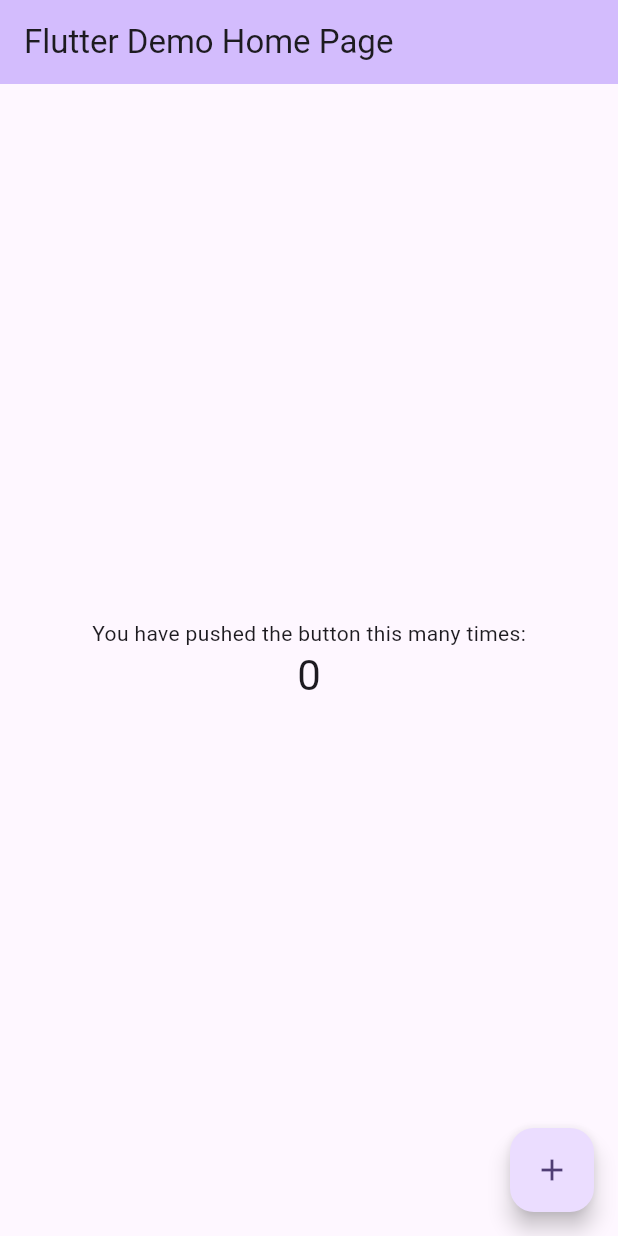
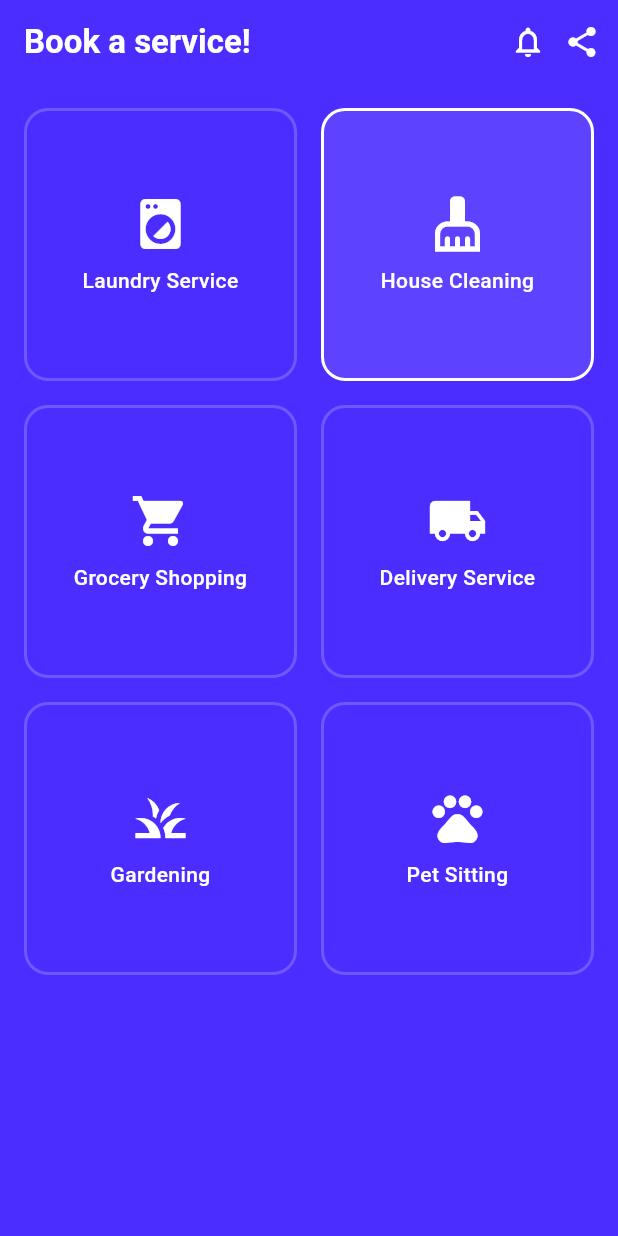
Before and after one commit to 39characters/suyo_prototype, a Flutter app: the screen it shows after launch, on a phone screen of 412 x 824 dp. Run offline on Flutter 3.47's test engine with Material 3 defaults, Android fonts, the phone set to English and light mode, and no system bars; our stand-ins replace geolocator, google_maps_flutter.

Commit message:
Screens for Home, Booking, and Job In Progress

```diff
--- a/lib/main.dart
+++ b/lib/main.dart
@@ -1,122 +1,30 @@
 import 'package:flutter/material.dart';
+import 'screens/home_screen.dart';
+import 'screens/booking_screen.dart';
+import 'screens/job_in_progress_screen.dart';
 
 void main() {
-  runApp(const MyApp());
+  runApp(SuyoApp());
 }
 
-class MyApp extends StatelessWidget {
-  const MyApp({super.key});
-
-  // This widget is the root of your application.
+class SuyoApp extends StatelessWidget {
   @override
   Widget build(BuildContext context) {
     return MaterialApp(
-      title: 'Flutter Demo',
+      title: 'SUYO',
+      debugShowCheckedModeBanner: false,
       theme: ThemeData(
-        // This is the theme of your application.
-        //
-        // TRY THIS: Try running your application with "flutter run". You'll see
-        // the application has a purple toolbar. Then, without quitting the app,
-        // try changing the seedColor in the colorScheme below to Colors.green
-        // and then invoke "hot reload" (save your changes or press the "hot
-        // reload" button in a Flutter-supported IDE, or press "r" if you used
-        // the command line to start the app).
-        //
-        // Notice that the counter didn't reset back to zero; the application
-        // state is not lost during the reload. To reset the state, use hot
-        // restart instead.
-        //
-        // This works for code too, not just values: Most code changes can be
-        // tested with just a hot reload.
-        colorScheme: ColorScheme.fromSeed(seedColor: Colors.deepPurple),
+        primaryColor: Color(0xFF4B2EFF),
+        scaffoldBackgroundColor: Color(0xFF4B2EFF),
+        fontFamily: 'Roboto',
       ),
-      home: const MyHomePage(title: 'Flutter Demo Home Page'),
+      home: HomeScreen(),
+
+      // 🔧 Fix: Use class constructors (no parentheses if no arguments)
+      routes: {
+        '/booking': (context) => BookingScreen(),
+        '/inprogress': (context) => JobInProgressScreen(),
+      },
     );
   }
 }
-
-class MyHomePage extends StatefulWidget {
-  const MyHomePage({super.key, required this.title});
-
-  // This widget is the home page of your application. It is stateful, meaning
-  // that it has a State object (defined below) that contains fields that affect
-  // how it looks.
-
-  // This class is the configuration for the state. It holds the values (in this
-  // case the title) provided by the parent (in this case the App widget) and
-  // used by the build method of the State. Fields in a Widget subclass are
-  // always marked "final".
-
-  final String title;
-
-  @override
-  State<MyHomePage> createState() => _MyHomePageState();
-}
-
-class _MyHomePageState extends State<MyHomePage> {
-  int _counter = 0;
-
-  void _incrementCounter() {
-    setState(() {
-      // This call to setState tells the Flutter framework that something has
-      // changed in this State, which causes it to rerun the build method below
-      // so that the display can reflect the updated values. If we changed
-      // _counter without calling setState(), then the build method would not be
-      // called again, and so nothing would appear to happen.
-      _counter++;
-    });
-  }
-
-  @override
-  Widget build(BuildContext context) {
-    // This method is rerun every time setState is called, for instance as done
-    // by the _incrementCounter method above.
-    //
-    // The Flutter framework has been optimized to make rerunning build methods
-    // fast, so that you can just rebuild anything that needs updating rather
-    // than having to individually change instances of widgets.
-    return Scaffold(
-      appBar: AppBar(
-        // TRY THIS: Try changing the color here to a specific color (to
-        // Colors.amber, perhaps?) and trigger a hot reload to see the AppBar
-        // change color while the other colors stay the same.
-        backgroundColor: Theme.of(context).colorScheme.inversePrimary,
-        // Here we take the value from the MyHomePage object that was created by
-        // the App.build method, and use it to set our appbar title.
-        title: Text(widget.title),
-      ),
-      body: Center(
-        // Center is a layout widget. It takes a single child and positions it
-        // in the middle of the parent.
-        child: Column(
-          // Column is also a layout widget. It takes a list of children and
-          // arranges them vertically. By default, it sizes itself to fit its
-          // children horizontally, and tries to be as tall as its parent.
-          //
-          // Column has various properties to control how it sizes itself and
-          // how it positions its children. Here we use mainAxisAlignment to
-          // center the children vertically; the main axis here is the vertical
-          // axis because Columns are vertical (the cross axis would be
-          // horizontal).
-          //
-          // TRY THIS: Invoke "debug painting" (choose the "Toggle Debug Paint"
-          // action in the IDE, or press "p" in the console), to see the
-          // wireframe for each widget.
-          mainAxisAlignment: MainAxisAlignment.center,
-          children: <Widget>[
-            const Text('You have pushed the button this many times:'),
-            Text(
-              '$_counter',
-              style: Theme.of(context).textTheme.headlineMedium,
-            ),
-          ],
-        ),
-      ),
-      floatingActionButton: FloatingActionButton(
-        onPressed: _incrementCounter,
-        tooltip: 'Increment',
-        child: const Icon(Icons.add),
-      ), // This trailing comma makes auto-formatting nicer for build methods.
-    );
-  }
-}
--- /dev/null
+++ b/lib/screens/home_screen.dart
@@ -0,0 +1,80 @@
+import 'package:flutter/material.dart';
+import '../widgets/service_card.dart';
+import '../widgets/service_details_bottom_sheet.dart';
+
+class HomeScreen extends StatefulWidget {
+  @override
+  _HomeScreenState createState() => _HomeScreenState();
+}
+
+class _HomeScreenState extends State<HomeScreen> {
+  int selectedService = 1; // Index of selected service
+
+  final List<Map<String, dynamic>> services = [
+    {"label": "Laundry Service", "icon": Icons.local_laundry_service},
+    {"label": "House Cleaning", "icon": Icons.cleaning_services},
+    {"label": "Grocery Shopping", "icon": Icons.shopping_cart},
+    {"label": "Delivery Service", "icon": Icons.local_shipping},
+    {"label": "Gardening", "icon": Icons.grass},
+    {"label": "Pet Sitting", "icon": Icons.pets},
+  ];
+
+  @override
+  Widget build(BuildContext context) {
+    return Scaffold(
+      appBar: AppBar(
+        backgroundColor: Color(0xFF4B2EFF),
+        elevation: 0,
+        title: Text(
+          'Book a service!',
+          style: TextStyle(color: Colors.white, fontSize: 22, fontWeight: FontWeight.bold),
+        ),
+        actions: [
+          Icon(Icons.notifications_none, color: Colors.white),
+          SizedBox(width: 12),
+          Icon(Icons.share, color: Colors.white),
+          SizedBox(width: 12),
+        ],
+      ),
+      body: Padding(
+        padding: const EdgeInsets.all(16.0),
+        child: GridView.builder(
+          itemCount: services.length,
+          gridDelegate: SliverGridDelegateWithFixedCrossAxisCount(
+            crossAxisCount: 2,
+            childAspectRatio: 1,
+            crossAxisSpacing: 16,
+            mainAxisSpacing: 16,
+          ),
+          itemBuilder: (context, index) {
+            final service = services[index];
+            final isSelected = index == selectedService;
+
+            return GestureDetector(
+                onTap: () {
+                    setState(() {
+                        selectedService = index;
+                    });
+                    showModalBottomSheet(
+                        context: context,
+                        shape: RoundedRectangleBorder(
+                        borderRadius: BorderRadius.vertical(top: Radius.circular(20)),
+                        ),
+                        backgroundColor: Color(0xFF4B2EFF),
+                        builder: (_) {
+                        return ServiceDetailsBottomSheet(service: services[index]);
+                        },
+                    );
+                    },
+                child: ServiceCard(
+                    label: service['label'],
+                    icon: service['icon'],
+                    isSelected: isSelected,
+                ),
+            );
+          },
+        ),
+      ),
+    );
+  }
+}
--- /dev/null
+++ b/lib/widgets/service_card.dart
@@ -0,0 +1,45 @@
+import 'package:flutter/material.dart';
+
+class ServiceCard extends StatelessWidget {
+  final String label;
+  final IconData icon;
+  final bool isSelected;
+
+  const ServiceCard({
+    Key? key,
+    required this.label,
+    required this.icon,
+    this.isSelected = false,
+  }) : super(key: key);
+
+  @override
+  Widget build(BuildContext context) {
+    final Color selectedColor = Colors.white;
+    final Color unselectedColor = Colors.white.withOpacity(0.2);
+
+    return Container(
+      decoration: BoxDecoration(
+        color: isSelected ? selectedColor.withOpacity(0.1) : Colors.transparent,
+        borderRadius: BorderRadius.circular(16),
+        border: Border.all(
+          color: isSelected ? Colors.white : Colors.white.withOpacity(0.2),
+          width: 2,
+        ),
+      ),
+      child: Center(
+        child: Column(
+          mainAxisSize: MainAxisSize.min,
+          children: [
+            Icon(icon, size: 40, color: Colors.white),
+            SizedBox(height: 8),
+            Text(
+              label,
+              textAlign: TextAlign.center,
+              style: TextStyle(color: Colors.white, fontWeight: FontWeight.w500),
+            ),
+          ],
+        ),
+      ),
+    );
+  }
+}
--- a/pubspec.yaml
+++ b/pubspec.yaml
@@ -30,7 +30,9 @@ environment:
 dependencies:
   flutter:
     sdk: flutter
-
+  google_maps_flutter: ^2.6.1
+  geolocator: ^10.1.0
+  permission_handler: ^11.3.1
   # The following adds the Cupertino Icons font to your application.
   # Use with the CupertinoIcons class for iOS style icons.
   cupertino_icons: ^1.0.8
```
Also changed, not shown: lib/screens/booking_screen.dart (added, +207 -0 lines), lib/screens/job_in_progress_screen.dart (added, +155 -0 lines), lib/widgets/service_details_bottom_sheet.dart (added, +54 -0 lines), pubspec.lock, 4 other files.
